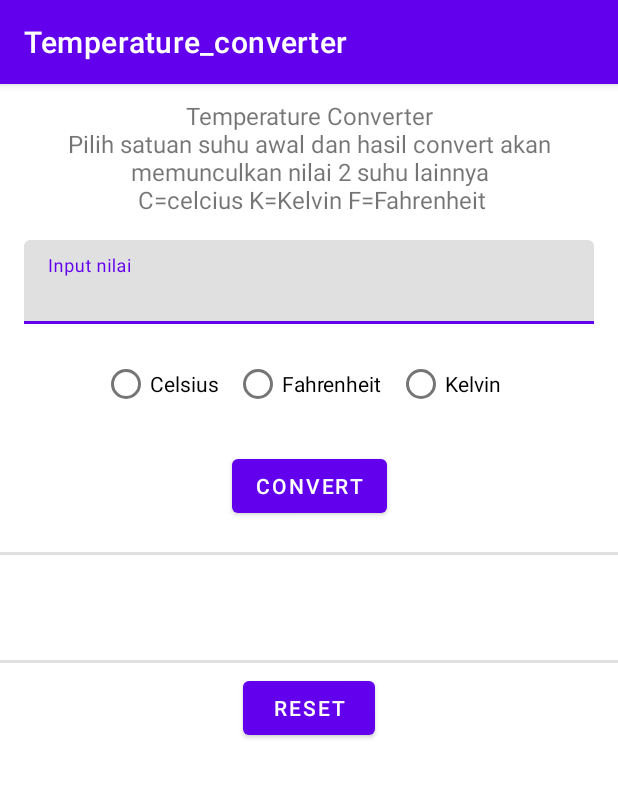
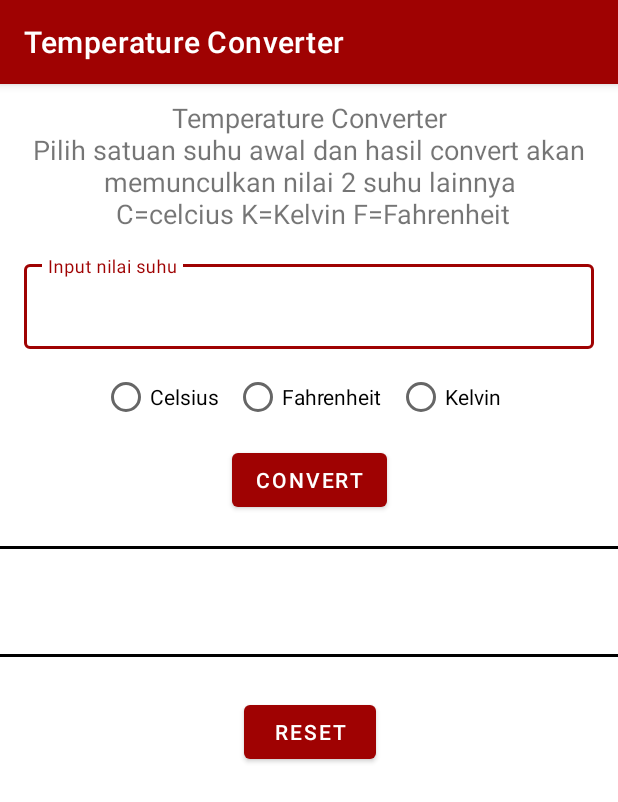
Before and after one commit to davidmpurba/6706201142_Assessment_Mobpro1, an Android app: the screen it shows after launch (MainActivity), on a phone screen of 412 x 824 dp. Shown: the top 802 px of the screen. Run offline under Robolectric (Android 15) with nearby library versions, the phone set to English and light mode, and no system bars.

Commit message:
Menambah style dan theme

```diff
--- a/app/src/main/res/layout/activity_main.xml
+++ b/app/src/main/res/layout/activity_main.xml
@@ -18,7 +18,7 @@
         android:layout_marginTop="10dp"
         android:text="@string/judul"
         android:textAlignment="center"
-        android:textSize="16sp"
+        android:textSize="18sp"
         app:layout_constraintEnd_toEndOf="parent"
         app:layout_constraintStart_toStartOf="parent"
         app:layout_constraintTop_toTopOf="parent" />
@@ -84,7 +84,7 @@
         android:id="@+id/convert"
         android:layout_width="wrap_content"
         android:layout_height="wrap_content"
-        android:layout_marginTop="20dp"
+        android:layout_marginTop="15dp"
         android:text="@string/convert"
         app:layout_constraintEnd_toEndOf="parent"
         app:layout_constraintStart_toStartOf="parent"
@@ -137,10 +137,10 @@
         android:id="@+id/reset"
         android:layout_width="wrap_content"
         android:layout_height="wrap_content"
-        android:layout_marginTop="100dp"
+        android:layout_marginTop="120dp"
         android:text="@string/reset"
-        app:layout_constraintEnd_toEndOf="parent"
-        app:layout_constraintStart_toStartOf="parent"
+        app:layout_constraintEnd_toEndOf="@+id/convert"
+        app:layout_constraintStart_toStartOf="@+id/convert"
         app:layout_constraintTop_toBottomOf="@+id/convert" />
 
     </androidx.constraintlayout.widget.ConstraintLayout>
--- a/app/src/main/res/values-night/themes.xml
+++ b/app/src/main/res/values-night/themes.xml
@@ -2,15 +2,19 @@
     <!-- Base application theme. -->
     <style name="Theme.Temperature_converter" parent="Theme.MaterialComponents.DayNight.DarkActionBar">
         <!-- Primary brand color. -->
-        <item name="colorPrimary">@color/purple_200</item>
-        <item name="colorPrimaryVariant">@color/purple_700</item>
-        <item name="colorOnPrimary">@color/black</item>
+        <item name="colorPrimary">#FF0000</item>
+        <item name="colorPrimaryVariant">#F50101</item>
+        <item name="colorOnPrimary">#FFFFFF</item>
         <!-- Secondary brand color. -->
-        <item name="colorSecondary">@color/teal_200</item>
+        <item name="colorSecondary">#03A9F4</item>
         <item name="colorSecondaryVariant">@color/teal_200</item>
-        <item name="colorOnSecondary">@color/black</item>
+        <item name="colorOnSecondary">#F5F5F5</item>
         <!-- Status bar color. -->
         <item name="android:statusBarColor" tools:targetApi="l">?attr/colorPrimaryVariant</item>
         <!-- Customize your theme here. -->
+        <item name="android:listDivider">@color/white</item>
+        <item name="textInputStyle">@style/Widget.MaterialComponents.TextInputLayout.OutlinedBox</item>
+        <item name="android:textSize">18sp</item>
+        <item name="radioButtonStyle">@style/Widget.AppCompat.CompoundButton.RadioButton</item>
     </style>
 </resources>
--- a/app/src/main/res/values/strings.xml
+++ b/app/src/main/res/values/strings.xml
@@ -1,7 +1,7 @@
 <resources>
-    <string name="app_name">Temperature_converter</string>
+    <string name="app_name">Temperature Converter</string>
     <string name="judul">Temperature Converter\nPilih satuan suhu awal dan hasil convert akan memunculkan nilai 2 suhu lainnya\n C=celcius K=Kelvin F=Fahrenheit</string>
-    <string name="jenis_termometer">Input nilai</string>
+    <string name="jenis_termometer">Input nilai suhu</string>
     <string name="fahrenheit">Fahrenheit</string>
     <string name="celsius">Celsius</string>
     <string name="kelvin">Kelvin</string>
--- a/app/src/main/res/values/themes.xml
+++ b/app/src/main/res/values/themes.xml
@@ -2,15 +2,19 @@
     <!-- Base application theme. -->
     <style name="Theme.Temperature_converter" parent="Theme.MaterialComponents.DayNight.DarkActionBar">
         <!-- Primary brand color. -->
-        <item name="colorPrimary">@color/purple_500</item>
-        <item name="colorPrimaryVariant">@color/purple_700</item>
-        <item name="colorOnPrimary">@color/white</item>
+        <item name="colorPrimary">#9F0202</item>
+        <item name="colorPrimaryVariant">#000000</item>
+        <item name="colorOnPrimary">#FFFFFF</item>
         <!-- Secondary brand color. -->
-        <item name="colorSecondary">@color/teal_200</item>
-        <item name="colorSecondaryVariant">@color/teal_700</item>
+        <item name="colorSecondary">#510500</item>
+        <item name="colorSecondaryVariant">#FCFCFC</item>
         <item name="colorOnSecondary">@color/black</item>
         <!-- Status bar color. -->
         <item name="android:statusBarColor" tools:targetApi="l">?attr/colorPrimaryVariant</item>
         <!-- Customize your theme here. -->
+        <item name="android:listDivider">@color/black</item>
+        <item name="textInputStyle">@style/Widget.MaterialComponents.TextInputLayout.OutlinedBox</item>
+        <item name="radioButtonStyle">@style/Widget.AppCompat.CompoundButton.RadioButton</item>
+
     </style>
 </resources>
```
